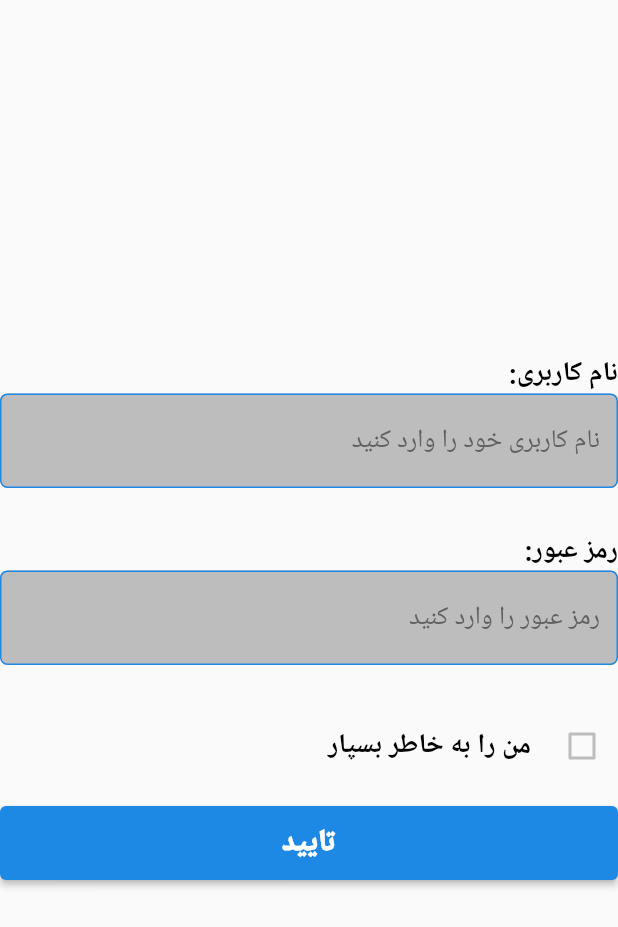
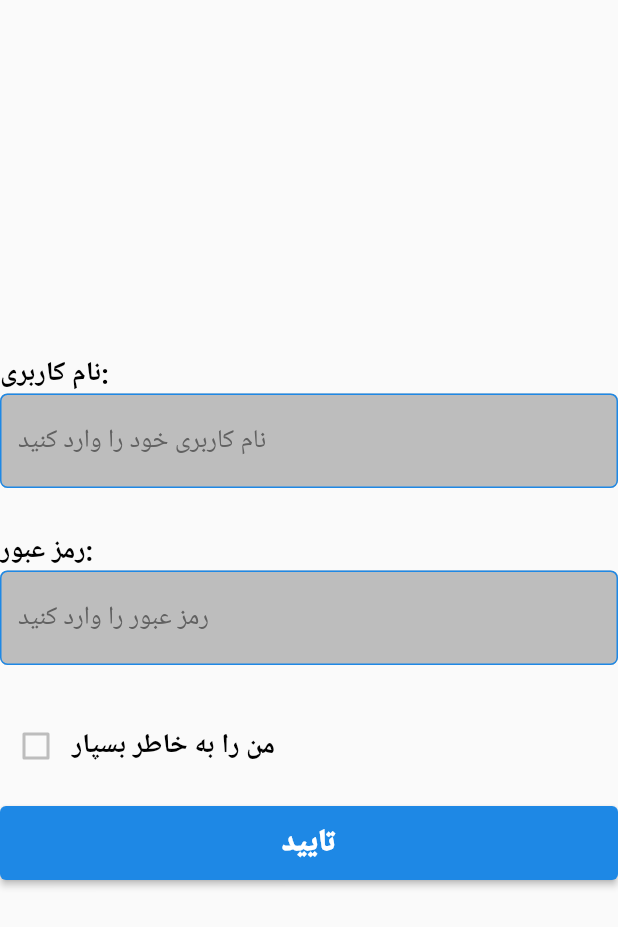
Before and after one commit to ArashShakibaee/login_screen, a Flutter app: the InputContainer widget shown alone on an empty page, opened directly, on a phone screen of 412 x 824 dp. Shown: the top 927 px of the screen. Run offline on Flutter 3.47's test engine with Material 2 defaults, Android fonts, the phone set to English and light mode, and no system bars; our stand-ins replace form_field_validator; missing offline and left inert: persian_fonts.

Commit message:
debugging and end project

```diff
--- a/lib/custom_text_field.dart
+++ b/lib/custom_text_field.dart
@@ -19,13 +19,14 @@ class CustomTextField extends StatelessWidget {
   @override
   Widget build(BuildContext context) {
     return TextFormField(
+      textDirection: TextDirection.rtl,
       controller: controller,
       validator: validator,
       keyboardType: TextInputType.text,
       scrollPadding: const EdgeInsets.all(4),
       obscureText: obscureText,
       cursorColor: Colors.black,
-      textAlign: TextAlign.end,
+      textAlign: TextAlign.start,
       decoration: InputDecoration(
         fillColor: Colors.grey.shade400,
           filled: true,
--- a/lib/input_container.dart
+++ b/lib/input_container.dart
@@ -57,16 +57,16 @@ class _InputContainerState extends State<InputContainer> {
       key: _formKey,
       child: Column(
         mainAxisAlignment: MainAxisAlignment.center,
-        crossAxisAlignment: CrossAxisAlignment.end,
+        crossAxisAlignment: CrossAxisAlignment.start,
         children: [
-          const Text(':نام کاربری', style: kTitleTextStyle),
+          const Text('نام کاربری:', style: kTitleTextStyle),
           CustomTextField(
               hintText: 'نام کاربری خود را وارد کنید',
               validator: usernameValidator,
               controller: usernameController,
               obscureText: false),
           const SizedBox(height: 30),
-          const Text(':رمز عبور', style: kTitleTextStyle),
+          const Text('رمز عبور:', style: kTitleTextStyle),
           CustomTextField(
               hintText: 'رمز عبور را وارد کنید',
               validator: passwordValidator,
@@ -80,15 +80,8 @@ class _InputContainerState extends State<InputContainer> {
               });
             },
             child: Row(
-              mainAxisAlignment: MainAxisAlignment.end,
+              mainAxisAlignment: MainAxisAlignment.start,
               children: [
-                const Text(
-                  'من را به خاطر بسپار',
-                  style: kTitleTextStyle,
-                ),
-                const SizedBox(
-                  width: 10,
-                ),
                 Checkbox(
                     value: isChecked,
                     onChanged: (value) {
@@ -96,6 +89,11 @@ class _InputContainerState extends State<InputContainer> {
                         isChecked = value!;
                       });
                     }),
+                const SizedBox(height: 10,),
+                const Text(
+                  'من را به خاطر بسپار',
+                  style: kTitleTextStyle,
+                ),
               ],
             ),
           ),
```
Also changed, not shown: lib/main.dart (+7 -4 lines).
